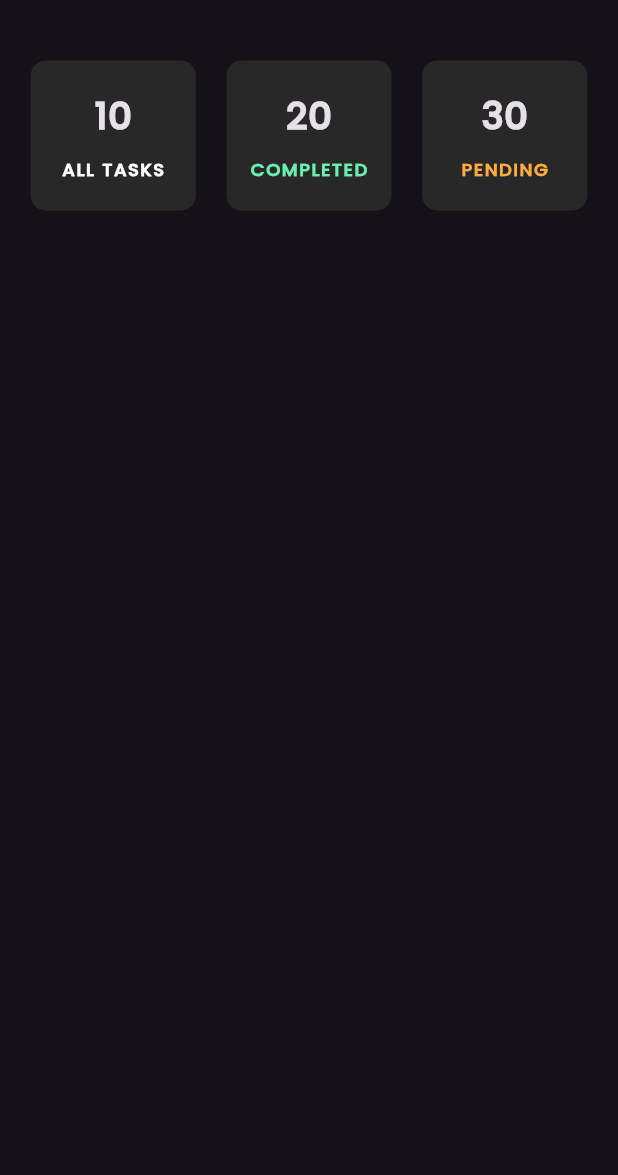
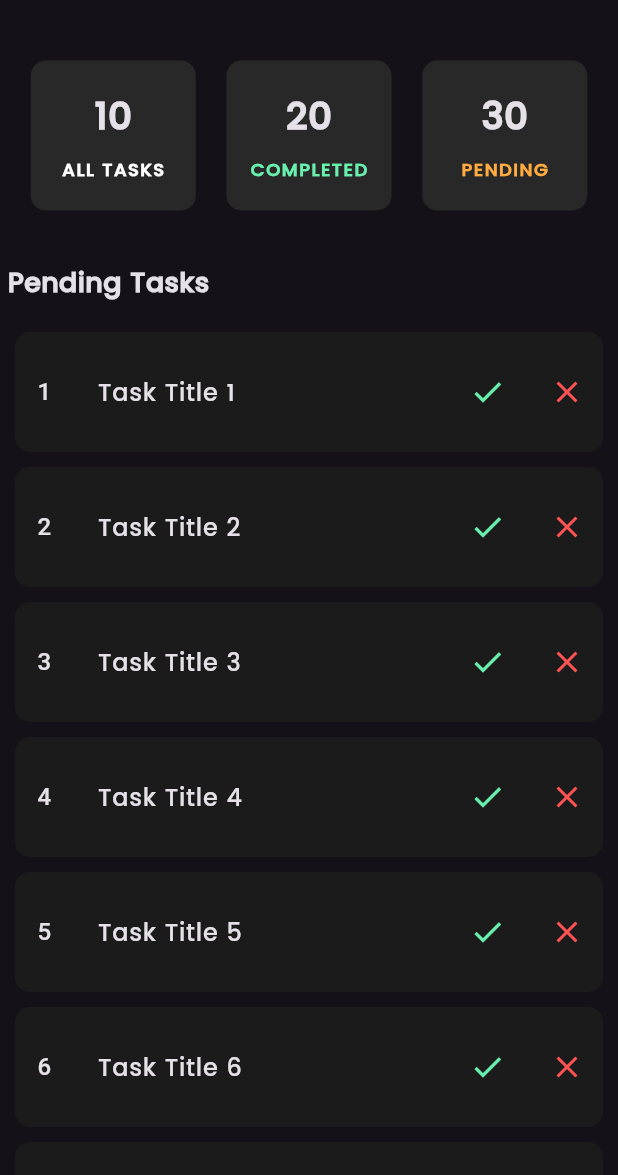
Before and after one commit to MohamdAshiq/task_manager, a Flutter app: the screen it shows after launch, on a phone screen of 412 x 824 dp, the part 61-1236 px from its top. Run offline on Flutter 3.47's test engine with Material 3 defaults, Android fonts, the phone set to English and light mode, and no system bars.

Commit message:
Implemented Pending Tasks Listing Section.

```diff
--- a/lib/views/home_page.dart
+++ b/lib/views/home_page.dart
@@ -8,6 +8,8 @@ class HomePage extends StatelessWidget {
   Widget build(BuildContext context) {
     return Scaffold(
       appBar: AppBar(
+        backgroundColor: Theme.of(context).scaffoldBackgroundColor,
+        scrolledUnderElevation: 0,
         title: Text(
           "TASK MANAGER",
           style: TextStyle(
@@ -17,7 +19,74 @@ class HomePage extends StatelessWidget {
           ),
         ),
       ),
-      body: Column(children: [TaskStatsCardsSection()]),
+      body: SafeArea(
+        child: Column(
+          children: [
+            ColoredBox(
+              color: Theme.of(context).scaffoldBackgroundColor,
+              child: Column(
+                crossAxisAlignment: CrossAxisAlignment.start,
+                children: [
+                  TaskStatsCardsSection(),
+                  Padding(
+                    padding: const EdgeInsets.symmetric(
+                      vertical: 10,
+                      horizontal: 5,
+                    ),
+                    child: Text(
+                      "Pending Tasks",
+                      style: TextStyle(
+                        fontFamily: "Poppins",
+                        fontSize: 18,
+                        fontWeight: FontWeight.bold,
+                      ),
+                    ),
+                  ),
+                ],
+              ),
+            ),
+            Expanded(
+              child: ListView.separated(
+                separatorBuilder: (context, index) => SizedBox(height: 10),
+                padding: EdgeInsets.symmetric(vertical: 10, horizontal: 10),
+                itemCount: 20,
+                itemBuilder: (context, index) => ListTile(
+                  minTileHeight: 70,
+                  shape: RoundedRectangleBorder(
+                    borderRadius: BorderRadiusGeometry.circular(10),
+                  ),
+                  contentPadding: EdgeInsets.only(top: 5, bottom: 5, left: 15),
+                  tileColor: const Color.fromARGB(255, 27, 27, 27),
+                  leading: Text(
+                    "${index + 1}",
+                    style: Theme.of(context).textTheme.titleMedium,
+                  ),
+                  title: Text(
+                    "Task Title ${index + 1}",
+                    style: TextStyle(fontFamily: "Poppins"),
+                  ),
+                  trailing: Row(
+                    mainAxisSize: MainAxisSize.min,
+                    spacing: 5,
+                    children: [
+                      IconButton(
+                        tooltip: "Mark as Completed",
+                        onPressed: () {},
+                        icon: Icon(Icons.done, color: Colors.greenAccent),
+                      ),
+                      IconButton(
+                        tooltip: "Delete Task",
+                        onPressed: () {},
+                        icon: Icon(Icons.close, color: Colors.redAccent),
+                      ),
+                    ],
+                  ),
+                ),
+              ),
+            ),
+          ],
+        ),
+      ),
     );
   }
 }
```
